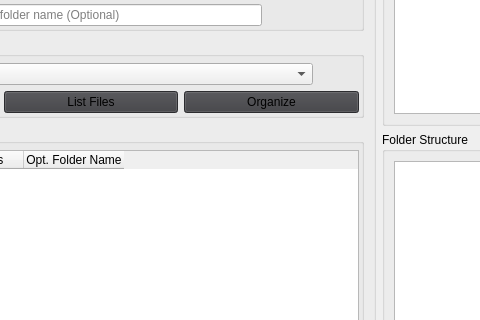
Above: src/assets/gui/ui/FolderMaster.ui from zaricj/FolderMaster before the change; both pictures show x 212 to 692 and y 254 to 574 of the 1181 by 851 pixel window. Below: the same form after it.
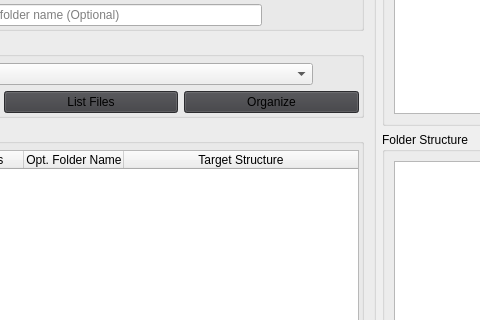
That is the form after the change. Icons and pictures are not drawn.

Commit message: Added new table column

Patch:
```diff
--- a/src/assets/gui/ui/FolderMaster.ui
+++ b/src/assets/gui/ui/FolderMaster.ui
@@ -407,6 +407,18 @@
                </property>
                <item>
                 <widget class="QTableWidget" name="table_widget_batch_rules">
+                 <attribute name="horizontalHeaderCascadingSectionResizes">
+                  <bool>true</bool>
+                 </attribute>
+                 <attribute name="horizontalHeaderMinimumSectionSize">
+                  <number>100</number>
+                 </attribute>
+                 <attribute name="horizontalHeaderShowSortIndicator" stdset="0">
+                  <bool>true</bool>
+                 </attribute>
+                 <attribute name="horizontalHeaderStretchLastSection">
+                  <bool>true</bool>
+                 </attribute>
                  <column>
                   <property name="text">
                    <string>Rule Name</string>
@@ -422,6 +434,11 @@
                    <string>Opt. Folder Name</string>
                   </property>
                  </column>
+                 <column>
+                  <property name="text">
+                   <string>Target Structure</string>
+                  </property>
+                 </column>
                 </widget>
                </item>
               </layout>
```
The commit also changes 2 other files.
